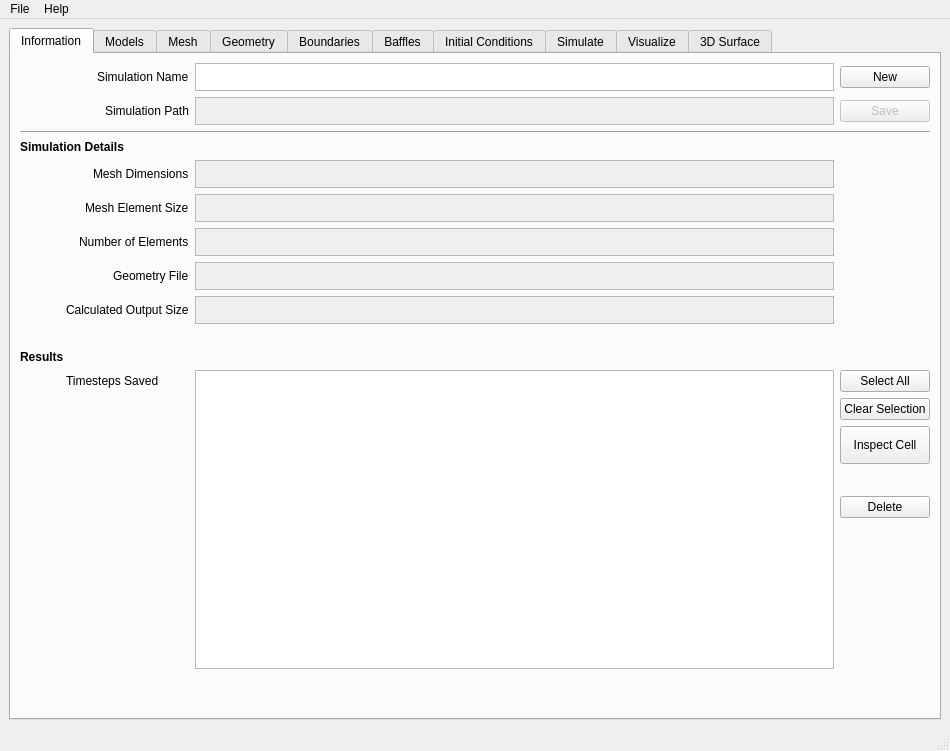
Before: the Qt Designer form gui/civlcfd.ui in civilcfd/Civil-CFD, drawn with Qt 5.
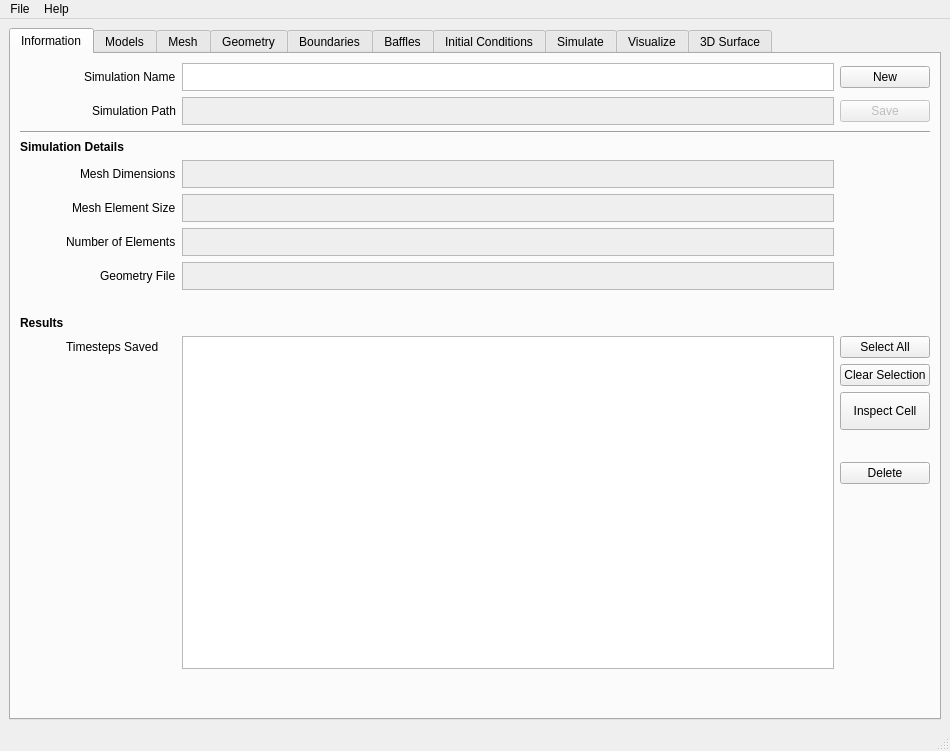
After: the same form once the commit is applied. Icons and pictures are not drawn. Custom widgets are drawn as their Qt base class.

The edit to the form file:
```diff
--- a/gui/civlcfd.ui
+++ b/gui/civlcfd.ui
@@ -109,20 +109,7 @@
             </property>
            </widget>
           </item>
-          <item row="8" column="2">
-           <widget class="QPlainTextEdit" name="OutputSize">
-            <property name="enabled">
-             <bool>false</bool>
-            </property>
-            <property name="maximumSize">
-             <size>
-              <width>16777215</width>
-              <height>28</height>
-             </size>
-            </property>
-           </widget>
-          </item>
-          <item row="11" column="2" rowspan="6">
+          <item row="10" column="2" rowspan="6">
            <widget class="QListWidget" name="ResultList">
             <property name="selectionMode">
              <enum>QAbstractItemView::MultiSelection</enum>
@@ -173,7 +160,7 @@
             </property>
            </widget>
           </item>
-          <item row="14" column="3">
+          <item row="13" column="3">
            <spacer name="verticalSpacer">
             <property name="orientation">
              <enum>Qt::Vertical</enum>
@@ -189,7 +176,7 @@
             </property>
            </spacer>
           </item>
-          <item row="9" column="0">
+          <item row="8" column="0">
            <spacer name="verticalSpacer_2">
             <property name="orientation">
              <enum>Qt::Vertical</enum>
@@ -225,7 +212,7 @@
             </property>
            </widget>
           </item>
-          <item row="12" column="3">
+          <item row="11" column="3">
            <widget class="QPushButton" name="Clear">
             <property name="text">
              <string>Clear Selection</string>
@@ -252,7 +239,7 @@
             </property>
            </widget>
           </item>
-          <item row="10" column="0" colspan="2">
+          <item row="9" column="0" colspan="2">
            <widget class="QLabel" name="label_9">
             <property name="maximumSize">
              <size>
@@ -265,7 +252,24 @@
             </property>
            </widget>
           </item>
-          <item row="15" column="3">
+          <item row="12" column="3">
+           <widget class="QPushButton" name="InspectCell">
+            <property name="minimumSize">
+             <size>
+              <width>0</width>
+              <height>38</height>
+             </size>
+            </property>
+            <property name="text">
+             <string>Inspect Cell</string>
+            </property>
+            <property name="icon">
+             <iconset resource="gui.qrc">
+              <normaloff>:/icons/resources/system-search.svg</normaloff>:/icons/resources/system-search.svg</iconset>
+            </property>
+           </widget>
+          </item>
+          <item row="14" column="3">
            <widget class="QPushButton" name="Delete">
             <property name="text">
              <string>Delete</string>
@@ -282,7 +286,7 @@
             </property>
            </widget>
           </item>
-          <item row="11" column="3">
+          <item row="10" column="3">
            <widget class="QPushButton" name="SelectAll">
             <property name="text">
              <string>Select All</string>
@@ -299,14 +303,14 @@
             </property>
            </widget>
           </item>
-          <item row="11" column="1">
+          <item row="10" column="1">
            <widget class="QLabel" name="label_10">
             <property name="text">
              <string>Timesteps Saved</string>
             </property>
            </widget>
           </item>
-          <item row="17" column="2">
+          <item row="16" column="2">
            <spacer name="verticalSpacer_4">
             <property name="orientation">
              <enum>Qt::Vertical</enum>
@@ -365,13 +369,6 @@
             </property>
            </spacer>
           </item>
-          <item row="8" column="1">
-           <widget class="QLabel" name="label_8">
-            <property name="text">
-             <string>Calculated Output Size</string>
-            </property>
-           </widget>
-          </item>
           <item row="6" column="1" alignment="Qt::AlignRight">
            <widget class="QLabel" name="label_6">
             <property name="text">
@@ -411,7 +408,7 @@
             </property>
            </spacer>
           </item>
-          <item row="16" column="3">
+          <item row="15" column="3">
            <spacer name="verticalSpacer_3">
             <property name="orientation">
              <enum>Qt::Vertical</enum>
@@ -444,23 +441,6 @@
             </property>
            </widget>
           </item>
-          <item row="13" column="3">
-           <widget class="QPushButton" name="InspectCell">
-            <property name="minimumSize">
-             <size>
-              <width>0</width>
-              <height>38</height>
-             </size>
-            </property>
-            <property name="text">
-             <string>Inspect Cell</string>
-            </property>
-            <property name="icon">
-             <iconset resource="gui.qrc">
-              <normaloff>:/icons/resources/system-search.svg</normaloff>:/icons/resources/system-search.svg</iconset>
-            </property>
-           </widget>
-          </item>
          </layout>
         </item>
        </layout>
```
